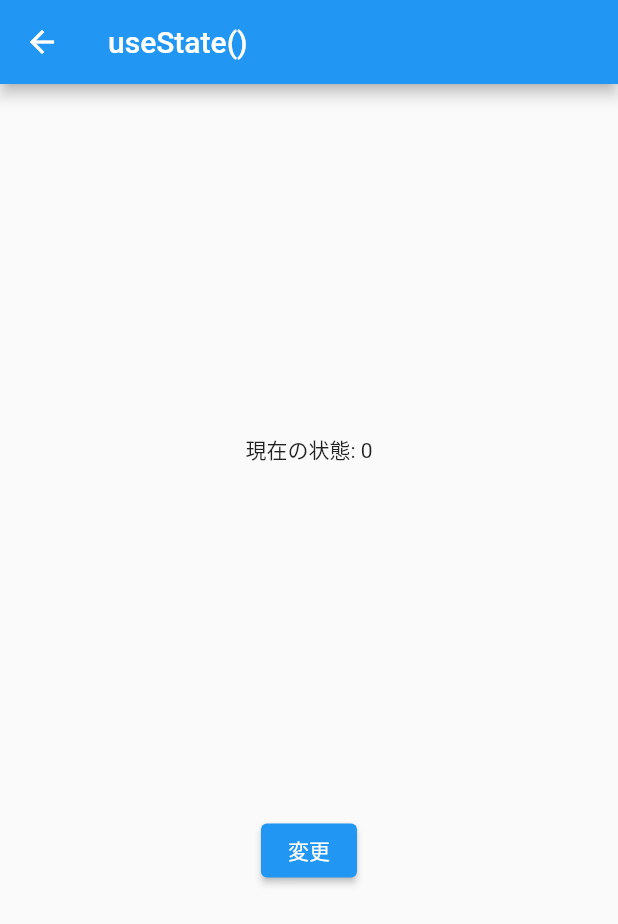
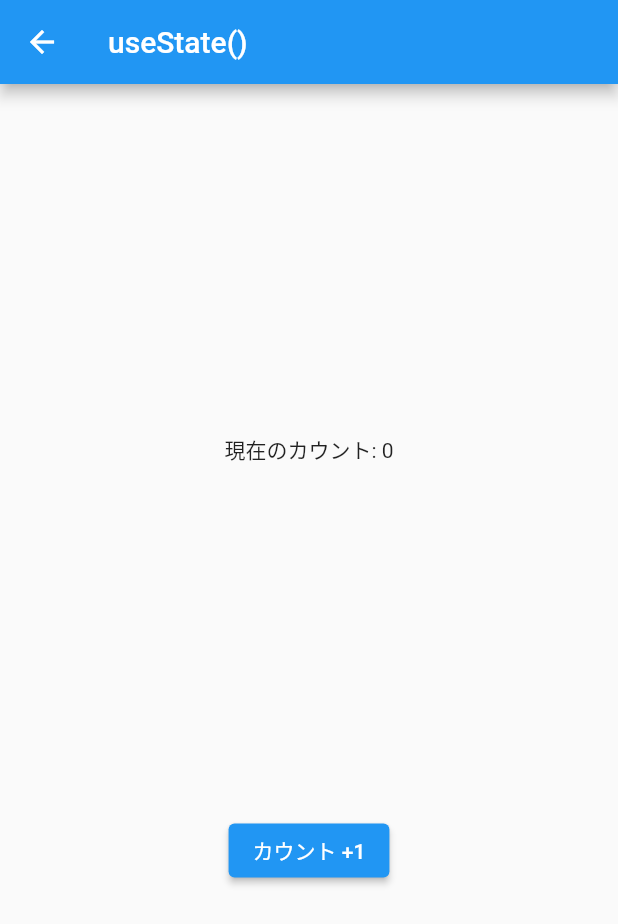
Before and after one commit to rbdog/flutter_lab, a Flutter app: the MyWidget1 screen opened by its route, on a phone screen of 412 x 824 dp. Shown: the top 924 px of the screen. Run offline on Flutter 3.47's test engine with Material 2 defaults, Android fonts, the phone set to English and light mode, and no system bars; our stand-ins replace flutter_hooks, flutter_riverpod, freezed_annotation, riverpod_annotation; missing offline and left inert: google_sign_in_platform_interface, google_sign_in_web, ui_router; generated files the repository leaves out were written again; key blocks and very long unbroken strings in the code were emptied for the run.

```diff
--- a/lib/hook/my_widget_1.dart
+++ b/lib/hook/my_widget_1.dart
@@ -10,17 +10,17 @@ class MyWidget1 extends HookWidget {
   @override
   Widget build(BuildContext context) {
     // 状態
-    final state = useState(0);
+    final count = useState(0);
 
     // 状態を確認
-    final text = Text('現在の状態: ${state.value}');
+    final text = Text('現在のカウント: ${count.value}');
 
     // 状態を変更
     final button = ElevatedButton(
       onPressed: () {
-        state.value = state.value + 1;
+        count.value = count.value + 1;
       },
-      child: const Text('変更'),
+      child: const Text('カウント +1'),
     );
 
     // 縦に並べる
```
